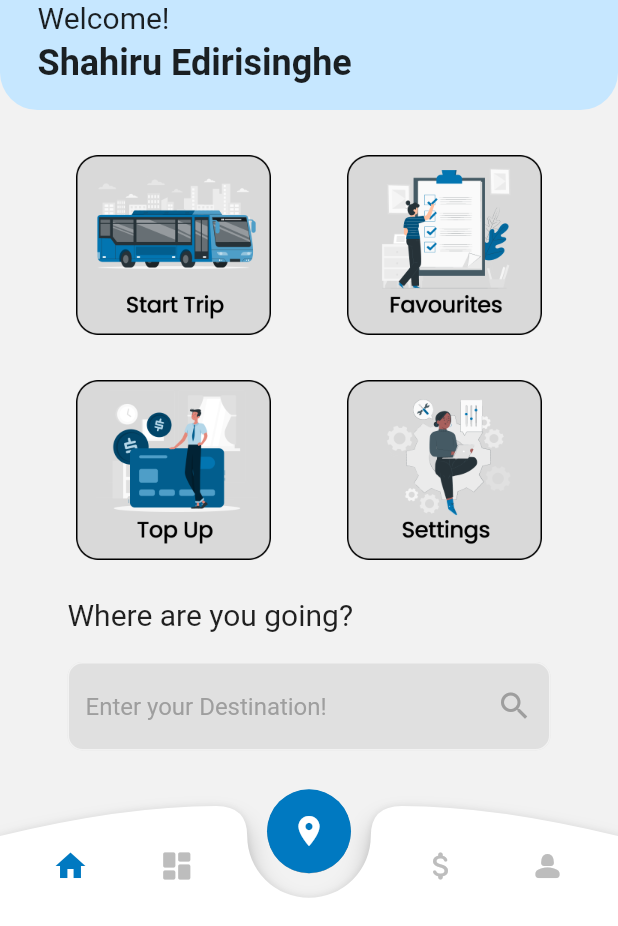
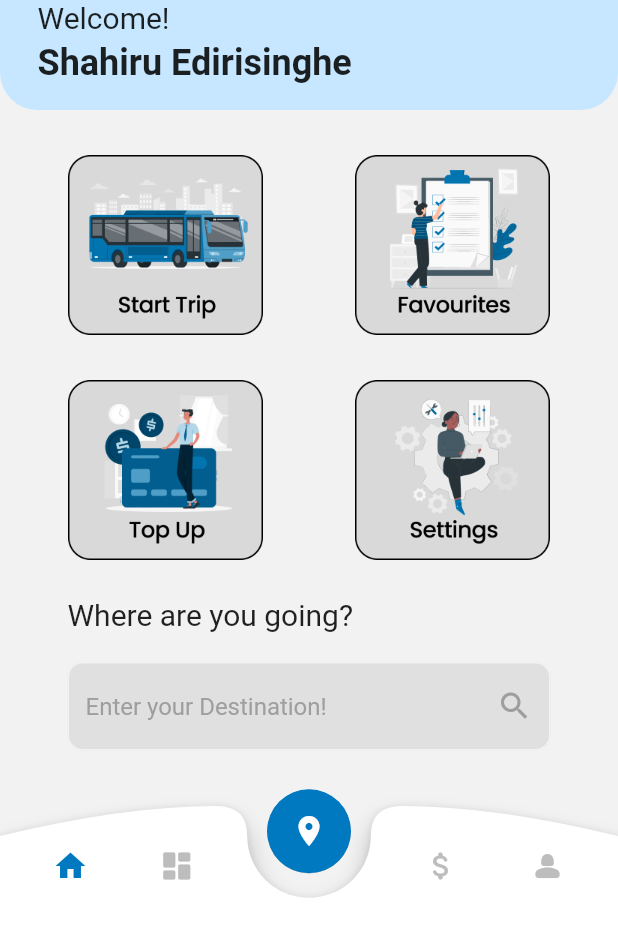
Before and after one commit to FYP-RBT/NextBus-Passenger, a Flutter app: the PointsBalance screen opened directly, after a tap on the "arrow back" icon, on a phone screen of 412 x 824 dp, the part 310-1236 px from its top. Run offline on Flutter 3.47's test engine with Material 2 defaults, Android fonts, the phone set to English and light mode, and no system bars; our stand-ins replace geolocator, google_maps_flutter.

Commit message:
UI Updated

```diff
--- a/nextbus_passenger/lib/componants/button.dart
+++ b/nextbus_passenger/lib/componants/button.dart
@@ -2,7 +2,7 @@ import 'package:flutter/material.dart';
 import 'package:nextbus_passenger/colors.dart';
 
 class MyButton extends StatelessWidget {
-  final Function()? onTap;
+  final VoidCallback? onTap;
   final String childText;
   final double width;
 
@@ -10,17 +10,8 @@ class MyButton extends StatelessWidget {
 
   @override
   Widget build(BuildContext context) {
-    return GestureDetector(
-      onTap: onTap,
-      child: Container(
-        height: 55,
-        width:width,
-        padding: const EdgeInsets.all(5),
-        decoration: BoxDecoration(
-          color: AppColor.buttonColor,
-          borderRadius: BorderRadius.circular(15),
-        ),
-        child: Center(
+    return MaterialButton(
+      onPressed: onTap,
       child: Text(
         childText,
         style: TextStyle(
@@ -29,7 +20,12 @@ class MyButton extends StatelessWidget {
           fontSize: 22,
         ),
       ),
-        ),
+      height: 55,
+      minWidth: width,
+      color: AppColor.buttonColor,
+      padding: const EdgeInsets.all(5),
+      shape: RoundedRectangleBorder(
+        borderRadius: BorderRadius.circular(15),
       ),
     );
   }
--- a/nextbus_passenger/lib/pages/homePage.dart
+++ b/nextbus_passenger/lib/pages/homePage.dart
@@ -71,51 +71,61 @@ class _HomePageState extends State<HomePage> {
             Row(
               mainAxisAlignment: MainAxisAlignment.spaceEvenly,
               children: [
-
-                GestureDetector(
-                  onTap: (){
+                MaterialButton(
+                  onPressed: () {
                     Navigator.push(
                       context,
                       MaterialPageRoute(
                         builder: (context) => MapView(),
                       ),
                     );
-
                   },
                   child: Image.asset(
                     'images/StartTripButton.png',
                     width: 130,
-                )),
-                GestureDetector(
+                  ),
+                ),
+                MaterialButton(
+                  onPressed: () {
+                    // Define the action on tap
+                  },
                   child: Image.asset(
                     'images/FavouritesButton.png',
                     width: 130,
-                )),
+                  ),
+                ),
               ],
             ),
             SizedBox(
               height: 30,
             ),
+            // Row for Payment and Settings Buttons
             Row(
               mainAxisAlignment: MainAxisAlignment.spaceEvenly,
               children: [
-                GestureDetector(
-                  onTap: (){
+                MaterialButton(
+                  onPressed: () {
                     Navigator.push(
                       context,
                       MaterialPageRoute(
-                          builder: (context) => PointsBalance()),
+                        builder: (context) => PointsBalance(),
+                      ),
                     );
                   },
                   child: Image.asset(
                     'images/PaymentButton.png',
                     width: 130,
-                )),
-                GestureDetector(
+                  ),
+                ),
+                MaterialButton(
+                  onPressed: () {
+                    // Define the action on tap
+                  },
                   child: Image.asset(
                     'images/SettingsButton.png',
                     width: 130,
-                )),
+                  ),
+                ),
               ],
             ),
             SizedBox(
```
Lines whose indentation alone changed are shown as unchanged.
